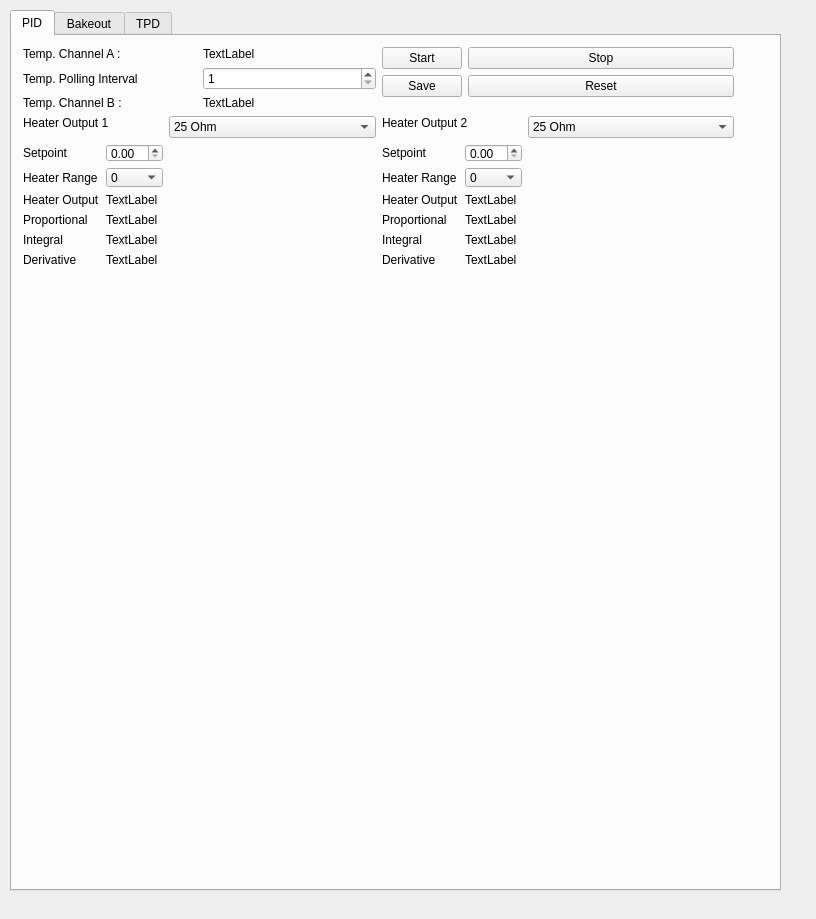
Old version of the form form.ui in the repository dfische/PIDbakeoutTPDcontrol.
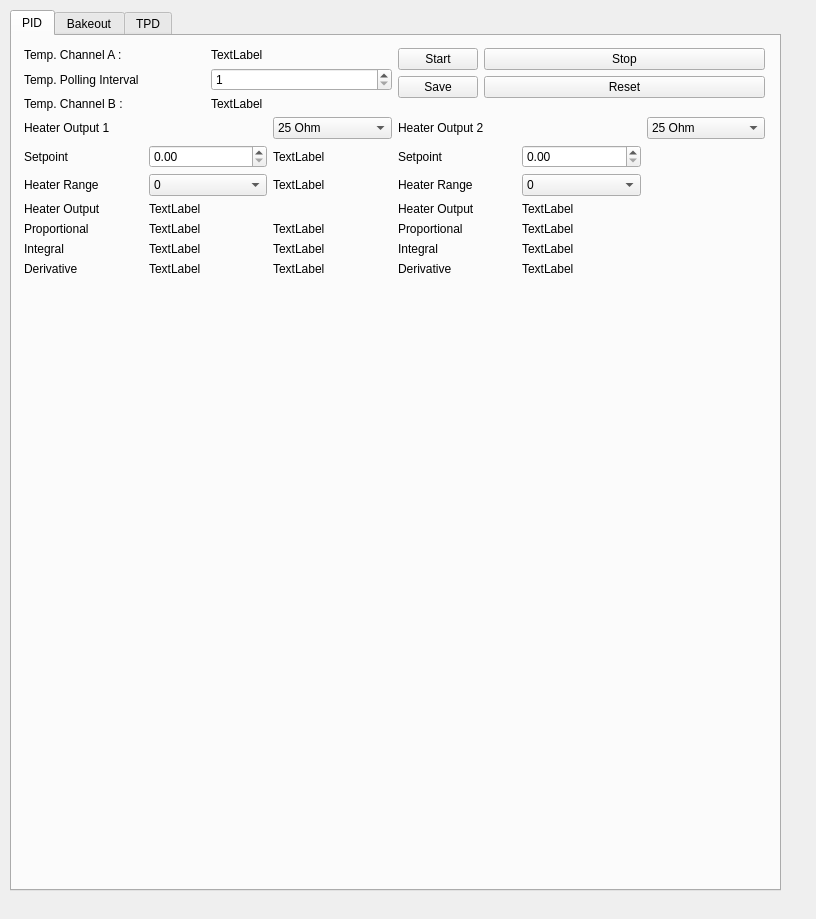
New version of the form. Custom widgets are drawn as their Qt base class.

Commit message: Setpoint eingefügt, funktioniert aber nicht 100%

Diff of the .ui file:
```diff
--- a/form.ui
+++ b/form.ui
@@ -29,26 +29,16 @@
     <attribute name="title">
      <string>PID</string>
     </attribute>
-    <widget class="QwtPlot" name="PIDPlot">
+    <widget class="QWidget" name="">
      <property name="geometry">
       <rect>
-       <x>60</x>
-       <y>230</y>
-       <width>631</width>
-       <height>351</height>
+       <x>12</x>
+       <y>12</y>
+       <width>741</width>
+       <height>811</height>
       </rect>
      </property>
-    </widget>
-    <widget class="QWidget" name="layoutWidget">
-     <property name="geometry">
-      <rect>
-       <x>11</x>
-       <y>11</y>
-       <width>711</width>
-       <height>220</height>
-      </rect>
-     </property>
-     <layout class="QGridLayout" name="gridLayout_3">
+     <layout class="QGridLayout" name="gridLayout_7">
       <item row="0" column="0">
        <layout class="QGridLayout" name="gridLayout">
         <item row="0" column="0">
@@ -97,6 +87,9 @@
       </item>
       <item row="0" column="1">
        <layout class="QFormLayout" name="formLayout">
+        <property name="fieldGrowthPolicy">
+         <enum>QFormLayout::AllNonFixedFieldsGrow</enum>
+        </property>
         <item row="0" column="0">
          <widget class="QPushButton" name="StartPID">
           <property name="text">
@@ -128,269 +121,304 @@
        </layout>
       </item>
       <item row="1" column="0">
-       <layout class="QFormLayout" name="formLayout_2">
-        <item row="0" column="0">
-         <layout class="QFormLayout" name="HeaterA">
-          <item row="0" column="0">
+       <layout class="QGridLayout" name="gridLayout_5">
+        <item row="0" column="0" colspan="2">
            <widget class="QLabel" name="label_3">
             <property name="text">
              <string>Heater Output 1</string>
             </property>
            </widget>
           </item>
-         </layout>
+        <item row="0" column="2">
+         <widget class="QComboBox" name="heaterOutput1Ohm">
+          <item>
+           <property name="text">
+            <string>25 Ohm</string>
+           </property>
+          </item>
+          <item>
+           <property name="text">
+            <string>50 Ohm</string>
+           </property>
+          </item>
+         </widget>
         </item>
         <item row="1" column="0">
-         <layout class="QFormLayout" name="PIDSettingsA">
-          <item row="0" column="0">
            <widget class="QLabel" name="label_5">
             <property name="text">
              <string>Setpoint</string>
             </property>
            </widget>
           </item>
-          <item row="1" column="0">
+        <item row="1" column="1">
+         <widget class="QDoubleSpinBox" name="setpoint1"/>
+        </item>
+        <item row="1" column="2">
+         <widget class="QLabel" name="setpoint1Label">
+          <property name="text">
+           <string>TextLabel</string>
+          </property>
+         </widget>
+        </item>
+        <item row="2" column="0">
            <widget class="QLabel" name="label_6">
             <property name="text">
              <string>Heater Range</string>
             </property>
            </widget>
           </item>
-          <item row="2" column="0">
+        <item row="2" column="1">
+         <widget class="QComboBox" name="heaterRange1">
+          <item>
+           <property name="text">
+            <string>0</string>
+           </property>
+          </item>
+          <item>
+           <property name="text">
+            <string>1</string>
+           </property>
+          </item>
+          <item>
+           <property name="text">
+            <string>2</string>
+           </property>
+          </item>
+          <item>
+           <property name="text">
+            <string>3</string>
+           </property>
+          </item>
+          <item>
+           <property name="text">
+            <string>4</string>
+           </property>
+          </item>
+         </widget>
+        </item>
+        <item row="2" column="2">
+         <widget class="QLabel" name="label_28">
+          <property name="text">
+           <string>TextLabel</string>
+          </property>
+         </widget>
+        </item>
+        <item row="3" column="0">
            <widget class="QLabel" name="label_7">
             <property name="text">
              <string>Heater Output</string>
             </property>
            </widget>
           </item>
-          <item row="2" column="1">
+        <item row="3" column="1">
            <widget class="QLabel" name="HeaterOutputA">
             <property name="text">
              <string>TextLabel</string>
             </property>
            </widget>
           </item>
-          <item row="3" column="0">
+        <item row="4" column="0">
            <widget class="QLabel" name="label_8">
             <property name="text">
              <string>Proportional</string>
             </property>
            </widget>
           </item>
-          <item row="3" column="1">
+        <item row="4" column="1">
            <widget class="QLabel" name="ProportionaA">
             <property name="text">
              <string>TextLabel</string>
             </property>
            </widget>
           </item>
-          <item row="4" column="0">
+        <item row="4" column="2">
+         <widget class="QLabel" name="label_29">
+          <property name="text">
+           <string>TextLabel</string>
+          </property>
+         </widget>
+        </item>
+        <item row="5" column="0">
            <widget class="QLabel" name="label_9">
             <property name="text">
              <string>Integral</string>
             </property>
            </widget>
           </item>
-          <item row="4" column="1">
+        <item row="5" column="1">
            <widget class="QLabel" name="IntegralA">
             <property name="text">
              <string>TextLabel</string>
             </property>
            </widget>
           </item>
-          <item row="5" column="0">
+        <item row="5" column="2">
+         <widget class="QLabel" name="label_30">
+          <property name="text">
+           <string>TextLabel</string>
+          </property>
+         </widget>
+        </item>
+        <item row="6" column="0">
            <widget class="QLabel" name="label_10">
             <property name="text">
              <string>Derivative</string>
             </property>
            </widget>
           </item>
-          <item row="5" column="1">
+        <item row="6" column="1">
            <widget class="QLabel" name="DerivativeA">
             <property name="text">
              <string>TextLabel</string>
             </property>
            </widget>
           </item>
-          <item row="1" column="1">
-           <widget class="QComboBox" name="heaterRange1">
-            <item>
+        <item row="6" column="2">
+         <widget class="QLabel" name="label_31">
              <property name="text">
-              <string>0</string>
-             </property>
-            </item>
-            <item>
-             <property name="text">
-              <string>1</string>
-             </property>
-            </item>
-            <item>
-             <property name="text">
-              <string>2</string>
-             </property>
-            </item>
-            <item>
-             <property name="text">
-              <string>3</string>
-             </property>
-            </item>
-            <item>
-             <property name="text">
-              <string>4</string>
-             </property>
-            </item>
-           </widget>
-          </item>
-          <item row="0" column="1">
-           <widget class="QDoubleSpinBox" name="setpoint1"/>
-          </item>
-         </layout>
-        </item>
-        <item row="0" column="1">
-         <widget class="QComboBox" name="heaterOutput1Ohm">
-          <item>
-           <property name="text">
-            <string>25 Ohm</string>
-           </property>
-          </item>
-          <item>
-           <property name="text">
-            <string>50 Ohm</string>
-           </property>
-          </item>
-         </widget>
-        </item>
-       </layout>
-      </item>
+           <string>TextLabel</string>
+          </property>
+         </widget>
+        </item>
+       </layout>
+      </item>
       <item row="1" column="1">
-       <layout class="QFormLayout" name="formLayout_3">
-        <item row="0" column="0">
-         <layout class="QFormLayout" name="HeaterB">
-          <item row="0" column="0">
+       <layout class="QGridLayout" name="gridLayout_6">
+        <item row="0" column="0" colspan="2">
            <widget class="QLabel" name="label_4">
             <property name="text">
              <string>Heater Output 2</string>
             </property>
            </widget>
           </item>
-         </layout>
+        <item row="0" column="2">
+         <widget class="QComboBox" name="heaterOutput2Ohm">
+          <item>
+           <property name="text">
+            <string>25 Ohm</string>
+           </property>
+          </item>
+          <item>
+           <property name="text">
+            <string>50 Ohm</string>
+           </property>
+          </item>
+         </widget>
         </item>
         <item row="1" column="0">
-         <layout class="QFormLayout" name="PIDSettingsB">
-          <item row="0" column="0">
            <widget class="QLabel" name="label_15">
             <property name="text">
              <string>Setpoint</string>
             </property>
            </widget>
           </item>
-          <item row="1" column="0">
+        <item row="1" column="1">
+         <widget class="QDoubleSpinBox" name="setpoint2"/>
+        </item>
+        <item row="2" column="0">
            <widget class="QLabel" name="label_11">
             <property name="text">
              <string>Heater Range</string>
             </property>
            </widget>
           </item>
-          <item row="2" column="0">
+        <item row="2" column="1">
+         <widget class="QComboBox" name="heaterRange2">
+          <item>
+           <property name="text">
+            <string>0</string>
+           </property>
+          </item>
+          <item>
+           <property name="text">
+            <string>1</string>
+           </property>
+          </item>
+          <item>
+           <property name="text">
+            <string>2</string>
+           </property>
+          </item>
+          <item>
+           <property name="text">
+            <string>3</string>
+           </property>
+          </item>
+         </widget>
+        </item>
+        <item row="3" column="0">
            <widget class="QLabel" name="label_16">
             <property name="text">
              <string>Heater Output</string>
             </property>
            </widget>
           </item>
-          <item row="2" column="1">
+        <item row="3" column="1">
            <widget class="QLabel" name="HeaterOutputB">
             <property name="text">
              <string>TextLabel</string>
             </property>
            </widget>
           </item>
-          <item row="3" column="0">
+        <item row="4" column="0">
            <widget class="QLabel" name="label_12">
             <property name="text">
              <string>Proportional</string>
             </property>
            </widget>
           </item>
-          <item row="3" column="1">
+        <item row="4" column="1">
            <widget class="QLabel" name="ProportionalB">
             <property name="text">
              <string>TextLabel</string>
             </property>
            </widget>
           </item>
-          <item row="4" column="0">
+        <item row="5" column="0">
            <widget class="QLabel" name="label_14">
             <property name="text">
              <string>Integral</string>
             </property>
            </widget>
           </item>
-          <item row="4" column="1">
+        <item row="5" column="1">
            <widget class="QLabel" name="IntegralB">
             <property name="text">
              <string>TextLabel</string>
             </property>
            </widget>
           </item>
-          <item row="5" column="0">
+        <item row="6" column="0">
            <widget class="QLabel" name="label_13">
             <property name="text">
              <string>Derivative</string>
             </property>
            </widget>
           </item>
-          <item row="5" column="1">
+        <item row="6" column="1">
            <widget class="QLabel" name="DerivativeB">
             <property name="text">
              <string>TextLabel</string>
             </property>
            </widget>
           </item>
-          <item row="1" column="1">
-           <widget class="QComboBox" name="heaterRange2">
-            <item>
-             <property name="text">
-              <string>0</string>
-             </property>
-            </item>
-            <item>
-             <property name="text">
-              <string>1</string>
-             </property>
-            </item>
-            <item>
-             <property name="text">
-              <string>2</string>
-             </property>
-            </item>
-            <item>
-             <property name="text">
-              <string>3</string>
-             </property>
-            </item>
-           </widget>
-          </item>
-          <item row="0" column="1">
-           <widget class="QDoubleSpinBox" name="setpoint2"/>
-          </item>
-         </layout>
-        </item>
-        <item row="0" column="1">
-         <widget class="QComboBox" name="heaterOutput2Ohm">
-          <item>
-           <property name="text">
-            <string>25 Ohm</string>
-           </property>
-          </item>
-          <item>
-           <property name="text">
-            <string>50 Ohm</string>
-           </property>
-          </item>
-         </widget>
-        </item>
-       </layout>
+       </layout>
+      </item>
+      <item row="2" column="0" colspan="2">
+       <widget class="QwtPlot" name="PIDPlot">
+        <property name="sizePolicy">
+         <sizepolicy hsizetype="Preferred" vsizetype="MinimumExpanding">
+          <horstretch>0</horstretch>
+          <verstretch>0</verstretch>
+         </sizepolicy>
+        </property>
+        <property name="minimumSize">
+         <size>
+          <width>0</width>
+          <height>300</height>
+         </size>
+        </property>
+       </widget>
       </item>
      </layout>
     </widget>
```
Left out of the diff: 40 changed lines with no effect on the pictures. Lines whose indentation alone changed are shown as unchanged. The commit also changes 5 other files.
